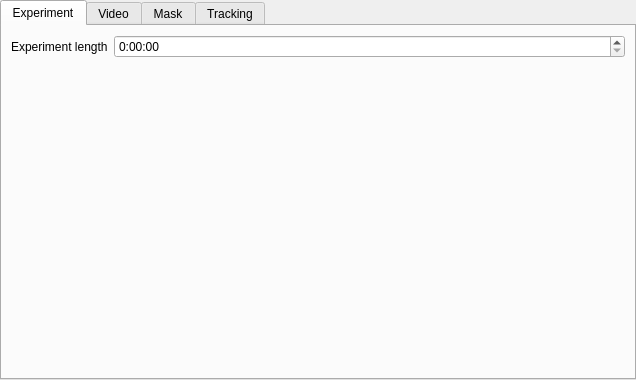
Old version of the form configwindow.ui in the repository fgu-cas/kachna-tracker.
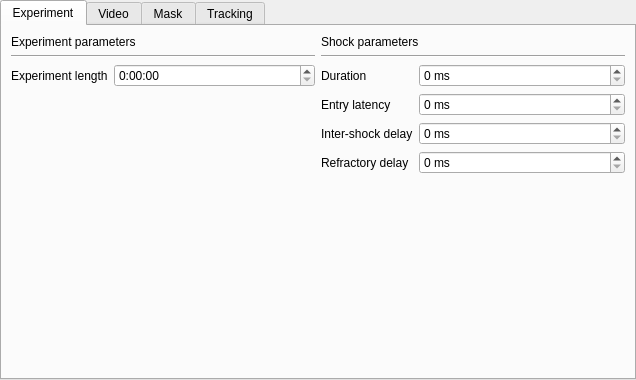
New version of the form.

Commit message: add shock parameters to config window

The edit to the form file:
```diff
--- a/configwindow.ui
+++ b/configwindow.ui
@@ -24,7 +24,26 @@
     <item>
      <layout class="QHBoxLayout" name="horizontalLayout_4">
       <item>
+       <layout class="QVBoxLayout" name="verticalLayout_4">
+        <item>
+         <widget class="QLabel" name="label_18">
+          <property name="text">
+           <string>Experiment parameters</string>
+          </property>
+         </widget>
+        </item>
+        <item>
+         <widget class="Line" name="line_4">
+          <property name="orientation">
+           <enum>Qt::Horizontal</enum>
+          </property>
+         </widget>
+        </item>
+        <item>
        <layout class="QFormLayout" name="formLayout">
+          <property name="fieldGrowthPolicy">
+           <enum>QFormLayout::AllNonFixedFieldsGrow</enum>
+          </property>
         <item row="0" column="0">
          <widget class="QLabel" name="label_8">
           <property name="text">
@@ -69,7 +88,116 @@
        </layout>
       </item>
       <item>
-       <layout class="QFormLayout" name="formLayout_2"/>
+         <spacer name="verticalSpacer_3">
+          <property name="orientation">
+           <enum>Qt::Vertical</enum>
+          </property>
+          <property name="sizeHint" stdset="0">
+           <size>
+            <width>20</width>
+            <height>40</height>
+           </size>
+          </property>
+         </spacer>
+        </item>
+       </layout>
+      </item>
+      <item>
+       <layout class="QVBoxLayout" name="verticalLayout_6">
+        <item>
+         <widget class="QLabel" name="label_19">
+          <property name="text">
+           <string>Shock parameters</string>
+          </property>
+         </widget>
+        </item>
+        <item>
+         <widget class="Line" name="line_5">
+          <property name="orientation">
+           <enum>Qt::Horizontal</enum>
+          </property>
+         </widget>
+        </item>
+        <item>
+         <layout class="QFormLayout" name="formLayout_2">
+          <item row="0" column="0">
+           <widget class="QLabel" name="label_20">
+            <property name="text">
+             <string>Duration</string>
+            </property>
+           </widget>
+          </item>
+          <item row="0" column="1">
+           <widget class="QSpinBox" name="durationBox">
+            <property name="suffix">
+             <string> ms</string>
+            </property>
+            <property name="prefix">
+             <string/>
+            </property>
+            <property name="maximum">
+             <number>9999</number>
+            </property>
+           </widget>
+          </item>
+          <item row="1" column="0">
+           <widget class="QLabel" name="label_21">
+            <property name="text">
+             <string>Entry latency</string>
+            </property>
+           </widget>
+          </item>
+          <item row="3" column="0">
+           <widget class="QLabel" name="label_22">
+            <property name="text">
+             <string>Refractory delay</string>
+            </property>
+           </widget>
+          </item>
+          <item row="2" column="0">
+           <widget class="QLabel" name="label_23">
+            <property name="text">
+             <string>Inter-shock delay</string>
+            </property>
+           </widget>
+          </item>
+          <item row="1" column="1">
+           <widget class="QSpinBox" name="entryBox">
+            <property name="suffix">
+             <string> ms</string>
+            </property>
+           </widget>
+          </item>
+          <item row="2" column="1">
+           <widget class="QSpinBox" name="interBox">
+            <property name="suffix">
+             <string> ms</string>
+            </property>
+           </widget>
+          </item>
+          <item row="3" column="1">
+           <widget class="QSpinBox" name="refractoryBox">
+            <property name="suffix">
+             <string> ms</string>
+            </property>
+           </widget>
+          </item>
+         </layout>
+        </item>
+        <item>
+         <spacer name="verticalSpacer_4">
+          <property name="orientation">
+           <enum>Qt::Vertical</enum>
+          </property>
+          <property name="sizeHint" stdset="0">
+           <size>
+            <width>20</width>
+            <height>40</height>
+           </size>
+          </property>
+         </spacer>
+        </item>
+       </layout>
       </item>
      </layout>
     </item>
```
Lines whose indentation alone changed are shown as unchanged. The commit also changes 1 other file.
